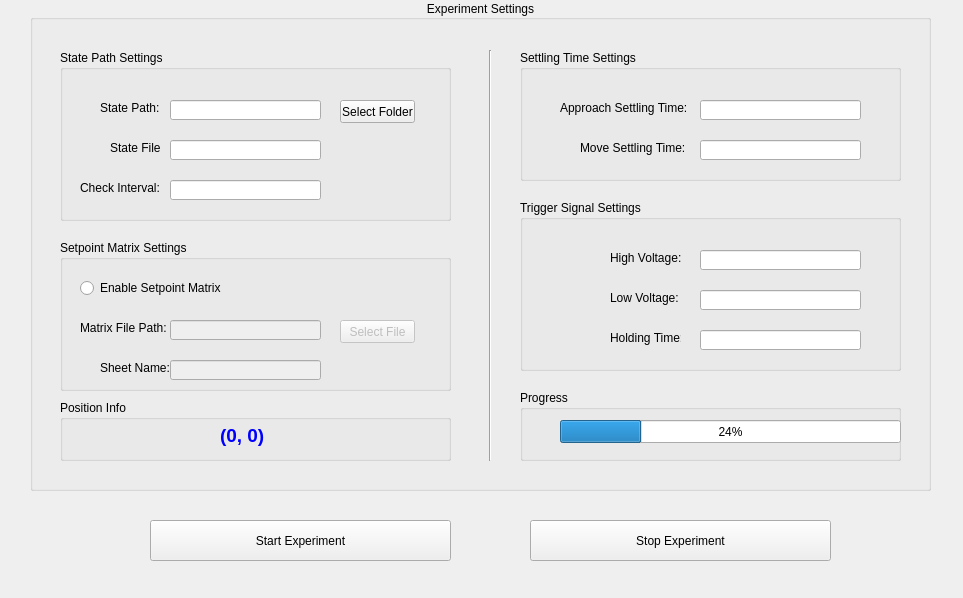
Above: robot.ui from motein/afm_control_nova_script before the change. Below: the same form after it.
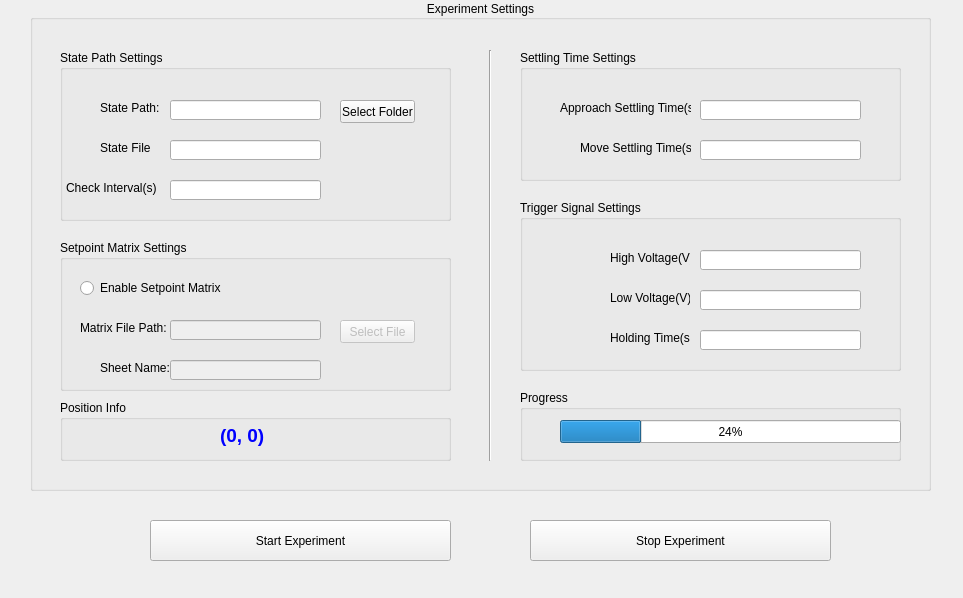
That is the form after the change. Icons and pictures are not drawn.

What changed in the file:
```diff
--- a/robot.ui
+++ b/robot.ui
@@ -126,7 +126,7 @@
     <widget class="QLabel" name="label_8">
      <property name="geometry">
       <rect>
-       <x>50</x>
+       <x>40</x>
        <y>90</y>
        <width>51</width>
        <height>16</height>
@@ -136,7 +136,7 @@
       <string notr="true">font: 8pt &quot;Times New Roman&quot;;</string>
      </property>
      <property name="text">
-      <string>State File</string>
+      <string>State File:</string>
      </property>
     </widget>
     <widget class="QLineEdit" name="lineEdit_8">
@@ -155,9 +155,9 @@
     <widget class="QLabel" name="label_9">
      <property name="geometry">
       <rect>
-       <x>20</x>
+       <x>6</x>
        <y>130</y>
-       <width>81</width>
+       <width>90</width>
        <height>16</height>
       </rect>
      </property>
@@ -165,7 +165,7 @@
       <string notr="true">font: 8pt &quot;Times New Roman&quot;;</string>
      </property>
      <property name="text">
-      <string>Check Interval:</string>
+      <string>Check Interval(s):</string>
      </property>
     </widget>
    </widget>
@@ -321,7 +321,7 @@
       <string notr="true">font: 8pt &quot;Times New Roman&quot;;</string>
      </property>
      <property name="text">
-      <string>Approach Settling Time:</string>
+      <string>Approach Settling Time(s):</string>
      </property>
     </widget>
     <widget class="QLineEdit" name="lineEdit_4">
@@ -363,7 +363,7 @@
       <string notr="true">font: 8pt &quot;Times New Roman&quot;;</string>
      </property>
      <property name="text">
-      <string>Move Settling Time:</string>
+      <string>Move Settling Time(s):</string>
      </property>
     </widget>
    </widget>
@@ -387,7 +387,7 @@
       <rect>
        <x>90</x>
        <y>50</y>
-       <width>71</width>
+       <width>80</width>
        <height>16</height>
       </rect>
      </property>
@@ -395,7 +395,7 @@
       <string notr="true">font: 8pt &quot;Times New Roman&quot;;</string>
      </property>
      <property name="text">
-      <string>High Voltage:</string>
+      <string>High Voltage(V):</string>
      </property>
     </widget>
     <widget class="QLineEdit" name="lineEdit_9">
@@ -429,7 +429,7 @@
       <rect>
        <x>90</x>
        <y>90</y>
-       <width>71</width>
+       <width>80</width>
        <height>16</height>
       </rect>
      </property>
@@ -437,7 +437,7 @@
       <string notr="true">font: 8pt &quot;Times New Roman&quot;;</string>
      </property>
      <property name="text">
-      <string>Low Voltage:</string>
+      <string>Low Voltage(V):</string>
      </property>
     </widget>
     <widget class="QLineEdit" name="lineEdit_13">
@@ -458,7 +458,7 @@
       <rect>
        <x>90</x>
        <y>130</y>
-       <width>71</width>
+       <width>80</width>
        <height>16</height>
       </rect>
      </property>
@@ -466,7 +466,7 @@
       <string notr="true">font: 8pt &quot;Times New Roman&quot;;</string>
      </property>
      <property name="text">
-      <string>Holding Time:</string>
+      <string>Holding Time(s):</string>
      </property>
     </widget>
    </widget>
```
